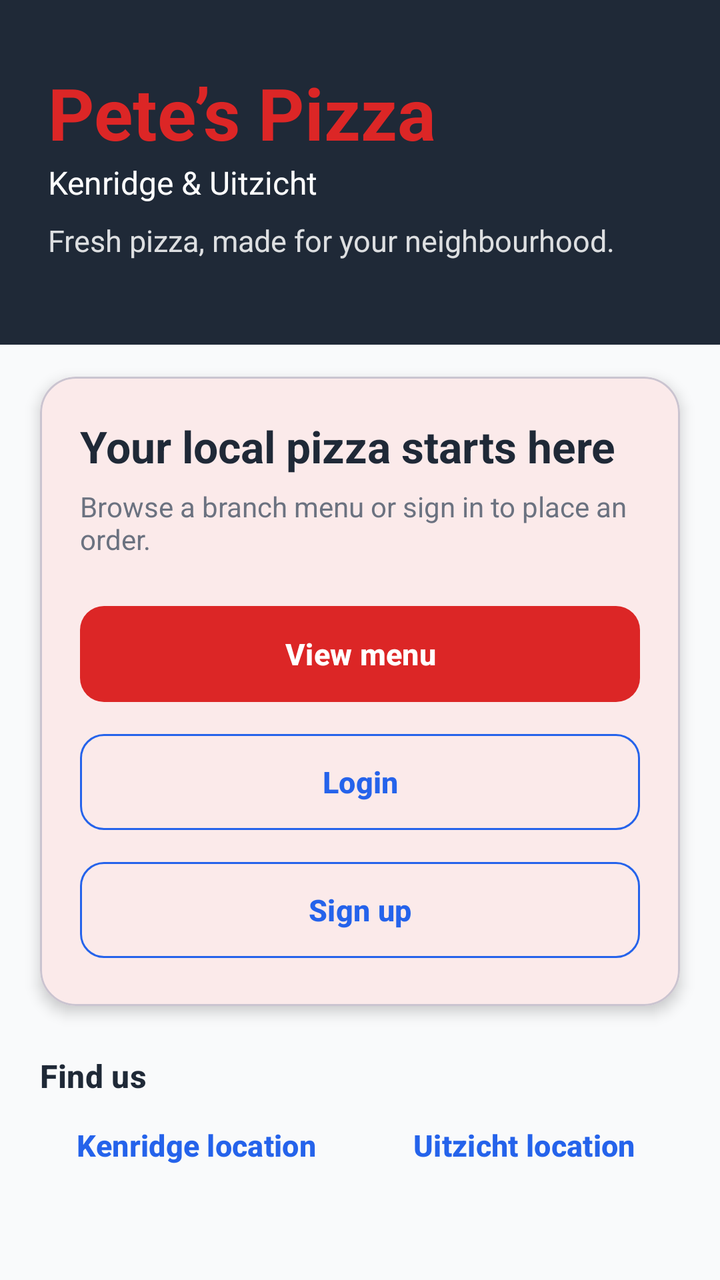
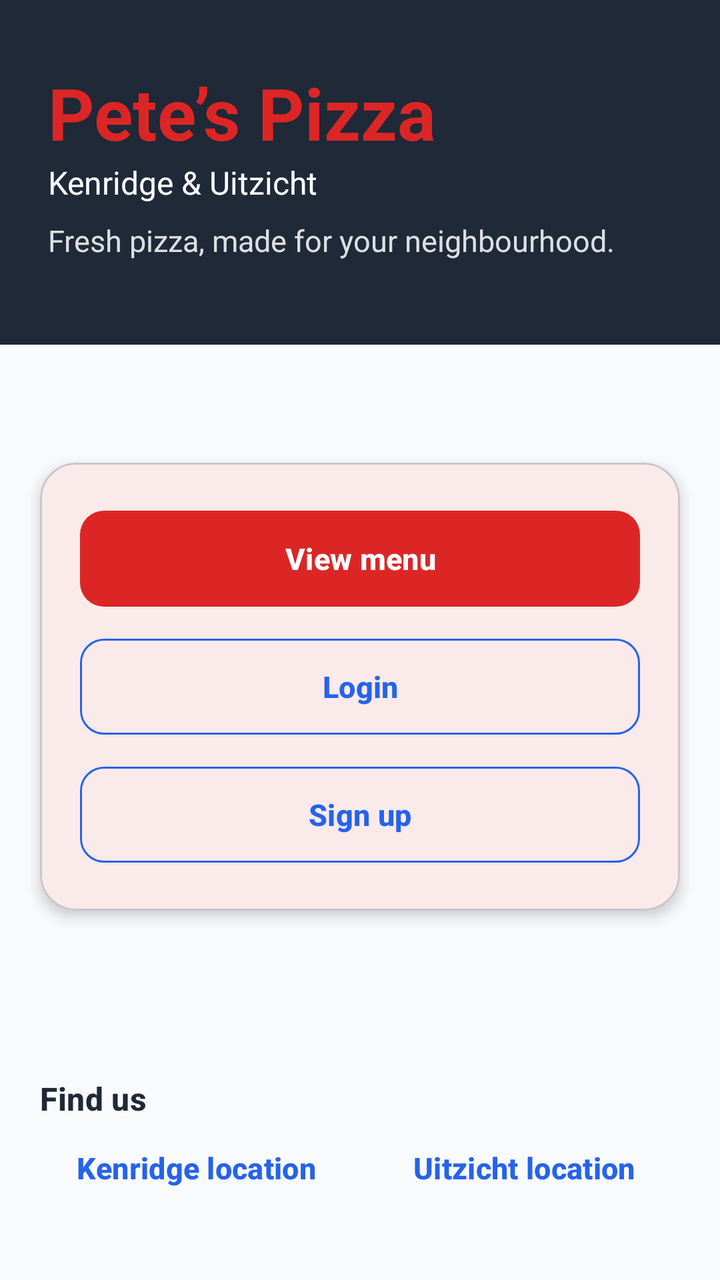

Compare the two renders of this Android layout. The source of the first and the diff that turns it into the second are given below.
<!-- AndroidManifest.xml: application theme Theme.DeliveryApp -->
<!-- res/layout/activity_landing.xml -->
<?xml version="1.0" encoding="utf-8"?>
<ScrollView xmlns:android="http://schemas.android.com/apk/res/android" xmlns:app="http://schemas.android.com/apk/res-auto"
    android:layout_width="match_parent" android:layout_height="match_parent" android:fillViewport="true">
    <LinearLayout android:layout_width="match_parent" android:layout_height="wrap_content"
        android:orientation="vertical" android:paddingBottom="32dp">
        <LinearLayout android:layout_width="match_parent" android:layout_height="wrap_content"
            android:background="@color/gunmetal" android:orientation="vertical"
            android:paddingStart="24dp" android:paddingEnd="24dp" android:paddingTop="32dp" android:paddingBottom="42dp">
            <TextView android:layout_width="wrap_content" android:layout_height="wrap_content"
                android:text="Pete’s Pizza" android:textColor="@color/terracotta"
                android:textSize="36sp" android:textStyle="bold" />
            <TextView android:layout_width="wrap_content" android:layout_height="wrap_content"
                android:layout_marginTop="0dp" android:text="Kenridge &amp; Uitzicht"
                android:textColor="@color/white" android:textSize="16sp" />
            <TextView android:id="@+id/tvWelcome" android:layout_width="match_parent"
                android:layout_height="wrap_content" android:layout_marginTop="20dp"
                android:textColor="@color/white" android:textSize="24sp"
                android:textStyle="bold" android:visibility="gone" />
            <TextView android:layout_width="match_parent" android:layout_height="wrap_content"
                android:layout_marginTop="8dp" android:text="Fresh pizza, made for your neighbourhood."
                android:textColor="@color/white_85" android:textSize="15sp" />
        </LinearLayout>
        <com.google.android.material.card.MaterialCardView
            android:layout_width="match_parent" android:layout_height="wrap_content"
            android:layout_marginStart="20dp" android:layout_marginEnd="20dp"
            android:layout_marginTop="16dp" app:cardBackgroundColor="?attr/colorSurface"
            app:cardCornerRadius="18dp" app:cardElevation="4dp">
            <LinearLayout android:layout_width="match_parent" android:layout_height="wrap_content"
                android:orientation="vertical" android:padding="20dp">
                <TextView android:layout_width="match_parent" android:layout_height="wrap_content"
                    android:text="Your local pizza starts here"
                    android:textAppearance="@style/TextAppearance.Material3.TitleLarge"
                    android:textStyle="bold" />
                <TextView android:layout_width="match_parent" android:layout_height="wrap_content"
                    android:layout_marginTop="6dp"
                    android:text="Browse a branch menu or sign in to place an order."
                    android:textColor="?attr/colorOnSurfaceVariant" />
                <LinearLayout android:id="@+id/guestActions" android:layout_width="match_parent"
                    android:layout_height="wrap_content" android:layout_marginTop="20dp"
                    android:orientation="vertical">
                    <com.google.android.material.button.MaterialButton android:id="@+id/btnViewMenu"
                        android:layout_width="match_parent" android:layout_height="56dp"
                        android:text="View menu" android:textStyle="bold" />
                    <com.google.android.material.button.MaterialButton
                        style="@style/Widget.App.SecondaryButton"
                        android:id="@+id/btnLogin" android:layout_width="match_parent"
                        android:layout_height="56dp" android:layout_marginTop="8dp"
                        android:text="Login" android:textStyle="bold" />
                    <com.google.android.material.button.MaterialButton
                        style="@style/Widget.App.SecondaryButton"
                        android:id="@+id/btnRegister" android:layout_width="match_parent"
                        android:layout_height="56dp" android:layout_marginTop="8dp"
                        android:text="Sign up" android:textStyle="bold" />
                </LinearLayout>
                <LinearLayout android:id="@+id/memberActions" android:layout_width="match_parent"
                    android:layout_height="wrap_content" android:layout_marginTop="20dp"
                    android:orientation="vertical" android:visibility="gone">
                    <com.google.android.material.button.MaterialButton android:id="@+id/btnOrder"
                        android:layout_width="match_parent" android:layout_height="56dp"
                        android:text="View menu &amp; order" android:textStyle="bold" />
                    <com.google.android.material.button.MaterialButton
                        style="@style/Widget.App.SecondaryTextButton"
                        android:id="@+id/btnLogout" android:layout_width="match_parent"
                        android:layout_height="wrap_content" android:text="Logout"
                        android:textColor="@color/steel_blue" />
                </LinearLayout>
            </LinearLayout>
        </com.google.android.material.card.MaterialCardView>
        <LinearLayout android:id="@+id/branchChoice" android:layout_width="match_parent"
            android:layout_height="wrap_content" android:layout_marginStart="20dp"
            android:layout_marginEnd="20dp" android:layout_marginTop="24dp"
            android:orientation="vertical" android:visibility="gone">
            <TextView android:layout_width="match_parent" android:layout_height="wrap_content"
                android:text="Choose your branch"
                android:textAppearance="@style/TextAppearance.Material3.TitleMedium"
                android:textStyle="bold" />
            <TextView android:layout_width="match_parent" android:layout_height="wrap_content"
                android:layout_marginTop="4dp" android:text="Menus and prices can vary by branch."
                android:textColor="?attr/colorOnSurfaceVariant" />
            <LinearLayout android:layout_width="match_parent" android:layout_height="wrap_content"
                android:layout_marginTop="12dp" android:orientation="horizontal">
                <com.google.android.material.button.MaterialButton
                    style="@style/Widget.App.SecondaryButton"
                    android:id="@+id/btnKenridge" android:layout_width="0dp"
                    android:layout_height="56dp" android:layout_weight="1"
                    android:text="Kenridge" />
                <com.google.android.material.button.MaterialButton
                    style="@style/Widget.App.SecondaryButton"
                    android:id="@+id/btnUitzicht" android:layout_width="0dp"
                    android:layout_height="56dp" android:layout_marginStart="8dp"
                    android:layout_weight="1" android:text="Uitzicht" />
            </LinearLayout>
        </LinearLayout>
        <LinearLayout android:layout_width="match_parent" android:layout_height="wrap_content"
            android:layout_marginStart="20dp" android:layout_marginEnd="20dp"
            android:layout_marginTop="24dp" android:orientation="vertical">
            <TextView android:layout_width="match_parent" android:layout_height="wrap_content"
                android:text="Find us" android:textAppearance="@style/TextAppearance.Material3.TitleMedium"
                android:textStyle="bold" />
            <LinearLayout android:layout_width="match_parent" android:layout_height="wrap_content"
                android:orientation="horizontal">
                <com.google.android.material.button.MaterialButton
                    style="@style/Widget.App.SecondaryTextButton"
                    android:id="@+id/btnKenridgeMap" android:layout_width="0dp"
                    android:layout_height="wrap_content" android:layout_weight="1"
                    android:text="Kenridge location" android:textColor="@color/steel_blue" />
                <com.google.android.material.button.MaterialButton
                    style="@style/Widget.App.SecondaryTextButton"
                    android:id="@+id/btnUitzichtMap" android:layout_width="0dp"
                    android:layout_height="wrap_content" android:layout_marginStart="8dp"
                    android:layout_weight="1" android:text="Uitzicht location"
                    android:textColor="@color/steel_blue" />
            </LinearLayout>
        </LinearLayout>
    </LinearLayout>
</ScrollView>
<!-- resources referenced by this layout -->
<resources>
  <color name="gunmetal">@color/neutral_dark</color>
  <color name="steel_blue">@color/brand_blue</color>
  <color name="terracotta">@color/brand_red</color>
  <color name="white">@color/surface</color>
  <color name="white_85">#D9FFFFFF</color>
  <style name="Widget.App.SecondaryButton" parent="Widget.Material3.Button.OutlinedButton">
          <item name="cornerRadius">12dp</item>
          <item name="strokeColor">@color/brand_blue</item>
          <item name="android:textColor">@color/brand_blue</item>
          <item name="iconTint">@color/brand_blue</item>
      </style>
  <style name="Widget.App.SecondaryTextButton" parent="Widget.Material3.Button.TextButton">
          <item name="android:textColor">@color/brand_blue</item>
          <item name="iconTint">@color/brand_blue</item>
      </style>
  <style name="Theme.DeliveryApp" parent="Theme.Material3.Light.NoActionBar">
          <item name="materialButtonStyle">@style/Widget.App.PrimaryButton</item>
          <item name="materialButtonOutlinedStyle">@style/Widget.App.SecondaryButton</item>
          <item name="colorPrimary">@color/brand_red</item>
          <item name="colorOnPrimary">@color/surface</item>
          <item name="colorPrimaryContainer">@color/brand_red_tint</item>
          <item name="colorOnPrimaryContainer">@color/neutral_dark</item>
          <item name="colorSecondary">@color/brand_blue</item>
          <item name="colorOnSecondary">@color/surface</item>
          <item name="colorSecondaryContainer">@color/brand_blue_tint</item>
          <item name="colorOnSecondaryContainer">@color/neutral_dark</item>
          <item name="colorTertiary">@color/neutral_primary</item>
          <item name="colorSurface">@color/surface</item>
          <item name="colorOnSurface">@color/neutral_dark</item>
          <item name="colorSurfaceVariant">@color/neutral_border</item>
          <item name="colorOnSurfaceVariant">@color/neutral_medium</item>
          <item name="colorOutline">@color/neutral_medium</item>
          <item name="colorError">@color/error_red</item>
          <item name="android:colorBackground">@color/page_background</item>
          <item name="android:textColorPrimary">@color/neutral_dark</item>
          <item name="android:statusBarColor">@color/brand_blue_dark</item>
          <item name="android:navigationBarColor">@color/page_background</item>
          <item name="android:windowLightStatusBar">false</item>
          <item name="android:windowLightNavigationBar" tools:targetApi="27">true</item>
      </style>
  <color name="neutral_dark">#1F2937</color>
  <color name="brand_blue">#2563EB</color>
  <color name="brand_red">#DC2626</color>
  <color name="surface">#FFFFFF</color>
  <style name="Widget.App.PrimaryButton" parent="Widget.Material3.Button">
          <item name="cornerRadius">12dp</item>
          <item name="android:textSize">15sp</item>
          <item name="android:minHeight">56dp</item>
          <item name="android:textStyle">bold</item>
          <item name="backgroundTint">@color/brand_red</item>
          <item name="android:textColor">@color/surface</item>
      </style>
  <color name="brand_red_tint">#FEE2E2</color>
  <color name="brand_blue_tint">#DBEAFE</color>
  <color name="neutral_primary">#4B5563</color>
  <color name="neutral_border">#E5E7EB</color>
  <color name="neutral_medium">#6B7280</color>
  <color name="error_red">#B91C1C</color>
  <color name="page_background">#F9FAFB</color>
  <color name="brand_blue_dark">#1E40AF</color>
</resources>

<!-- the commit's change to res/layout/activity_landing.xml (unified diff, before → after) -->
@@ -20,23 +20,18 @@
                 android:layout_marginTop="8dp" android:text="Fresh pizza, made for your neighbourhood."
                 android:textColor="@color/white_85" android:textSize="15sp" />
         </LinearLayout>
+        <LinearLayout android:layout_width="match_parent" android:layout_height="wrap_content"
+            android:layout_weight="1" android:gravity="center" android:orientation="vertical"
+            android:paddingTop="16dp" android:paddingBottom="16dp">
         <com.google.android.material.card.MaterialCardView
             android:layout_width="match_parent" android:layout_height="wrap_content"
             android:layout_marginStart="20dp" android:layout_marginEnd="20dp"
-            android:layout_marginTop="16dp" app:cardBackgroundColor="?attr/colorSurface"
+            app:cardBackgroundColor="?attr/colorSurface"
             app:cardCornerRadius="18dp" app:cardElevation="4dp">
             <LinearLayout android:layout_width="match_parent" android:layout_height="wrap_content"
                 android:orientation="vertical" android:padding="20dp">
-                <TextView android:layout_width="match_parent" android:layout_height="wrap_content"
-                    android:text="Your local pizza starts here"
-                    android:textAppearance="@style/TextAppearance.Material3.TitleLarge"
-                    android:textStyle="bold" />
-                <TextView android:layout_width="match_parent" android:layout_height="wrap_content"
-                    android:layout_marginTop="6dp"
-                    android:text="Browse a branch menu or sign in to place an order."
-                    android:textColor="?attr/colorOnSurfaceVariant" />
                 <LinearLayout android:id="@+id/guestActions" android:layout_width="match_parent"
-                    android:layout_height="wrap_content" android:layout_marginTop="20dp"
+                    android:layout_height="wrap_content"
                     android:orientation="vertical">
                     <com.google.android.material.button.MaterialButton android:id="@+id/btnViewMenu"
                         android:layout_width="match_parent" android:layout_height="56dp"
@@ -53,19 +48,20 @@
                         android:text="Sign up" android:textStyle="bold" />
                 </LinearLayout>
                 <LinearLayout android:id="@+id/memberActions" android:layout_width="match_parent"
-                    android:layout_height="wrap_content" android:layout_marginTop="20dp"
+                    android:layout_height="wrap_content"
                     android:orientation="vertical" android:visibility="gone">
                     <com.google.android.material.button.MaterialButton android:id="@+id/btnOrder"
                         android:layout_width="match_parent" android:layout_height="56dp"
                         android:text="View menu &amp; order" android:textStyle="bold" />
                     <com.google.android.material.button.MaterialButton
-                        style="@style/Widget.App.SecondaryTextButton"
+                        style="@style/Widget.App.SecondaryButton"
                         android:id="@+id/btnLogout" android:layout_width="match_parent"
-                        android:layout_height="wrap_content" android:text="Logout"
-                        android:textColor="@color/steel_blue" />
+                        android:layout_height="56dp" android:layout_marginTop="8dp"
+                        android:text="Logout" android:textStyle="bold" />
                 </LinearLayout>
             </LinearLayout>
         </com.google.android.material.card.MaterialCardView>
+        </LinearLayout>
         <LinearLayout android:id="@+id/branchChoice" android:layout_width="match_parent"
             android:layout_height="wrap_content" android:layout_marginStart="20dp"
             android:layout_marginEnd="20dp" android:layout_marginTop="24dp"
